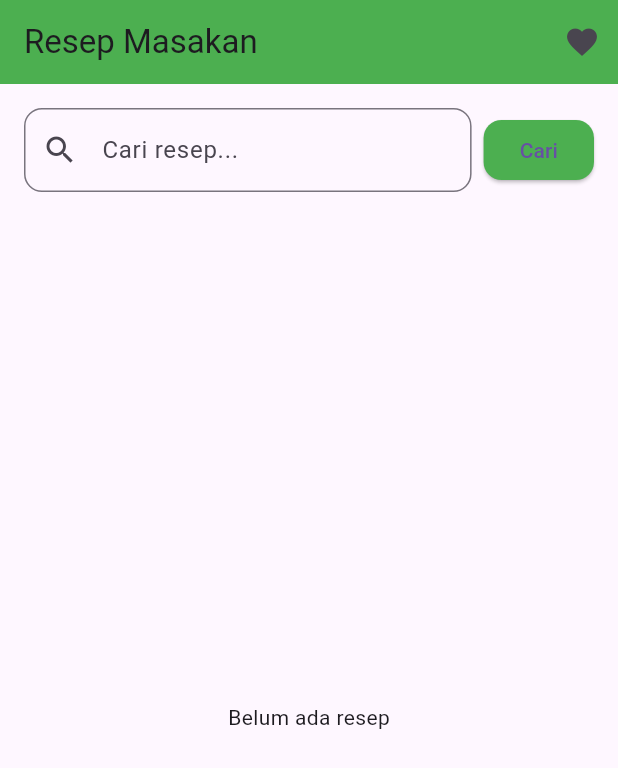
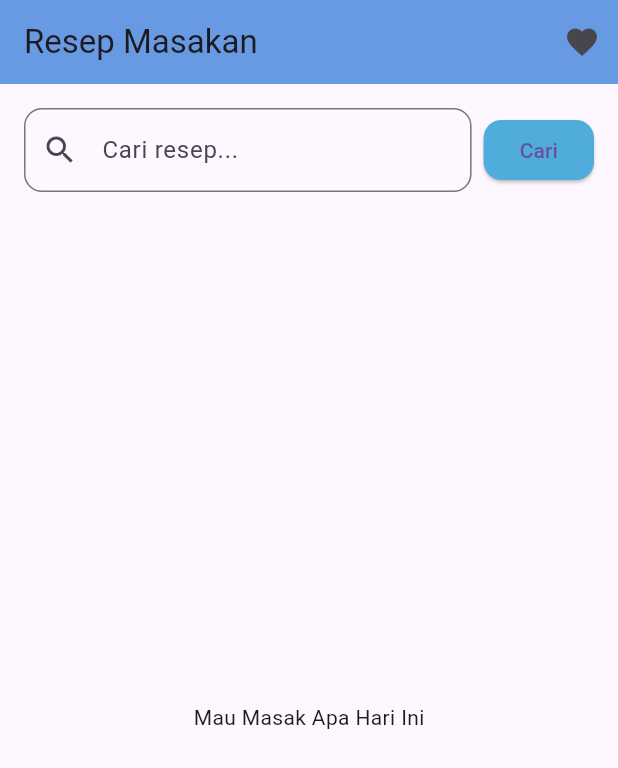
Before and after one commit to sitiafiza/resepmakanan, a Flutter app: the screen it shows after launch, on a phone screen of 412 x 824 dp. Shown: the top 768 px of the screen. Run offline on Flutter 3.47's test engine with Material 3 defaults, Android fonts, the phone set to English and light mode, and no system bars; our stand-ins replace flutter_html, shared_preferences.

Commit message:
ngubah warna

```diff
--- a/lib/screens/favorite_screen.dart
+++ b/lib/screens/favorite_screen.dart
@@ -47,7 +47,7 @@ class _FavoriteScreenState extends State<FavoriteScreen> {
     return Scaffold(
       appBar: AppBar(
         title: const Text("Resep Favorit"),
-        backgroundColor: Colors.green,
+        backgroundColor: const Color.fromARGB(255, 79, 189, 214),
       ),
       body: isLoading
           ? const Center(child: CircularProgressIndicator())
--- a/lib/screens/home_screen.dart
+++ b/lib/screens/home_screen.dart
@@ -36,7 +36,7 @@ class _HomeScreenState extends State<HomeScreen> {
     return Scaffold(
       appBar: AppBar(
         title: const Text("Resep Masakan"),
-        backgroundColor: Colors.green,
+        backgroundColor: const Color.fromARGB(255, 103, 154, 226),
         actions: [
           IconButton(
             icon: const Icon(Icons.favorite),
@@ -72,7 +72,7 @@ class _HomeScreenState extends State<HomeScreen> {
                 ElevatedButton(
                   onPressed: searchRecipe,
                   style: ElevatedButton.styleFrom(
-                    backgroundColor: Colors.green,
+                    backgroundColor: const Color.fromARGB(255, 79, 172, 219),
                     shape: RoundedRectangleBorder(
                       borderRadius: BorderRadius.circular(12),
                     ),
@@ -88,7 +88,7 @@ class _HomeScreenState extends State<HomeScreen> {
               child: isLoading
                   ? const Center(child: CircularProgressIndicator())
                   : recipes.isEmpty
-                      ? const Center(child: Text("Belum ada resep"))
+                      ? const Center(child: Text("Mau Masak Apa Hari Ini"))
                       : ListView.builder(
                           itemCount: recipes.length,
                           itemBuilder: (context, index) {
--- a/lib/screens/recipe_detail_screen.dart
+++ b/lib/screens/recipe_detail_screen.dart
@@ -63,12 +63,12 @@ class _RecipeDetailScreenState extends State<RecipeDetailScreen> {
     return Scaffold(
       appBar: AppBar(
         title: const Text("Detail Resep"),
-        backgroundColor: Colors.green,
+        backgroundColor: const Color.fromARGB(255, 108, 191, 232),
         actions: [
           IconButton(
             icon: Icon(
               isFavorite ? Icons.favorite : Icons.favorite_border,
-              color: Colors.white,
+              color: const Color.fromARGB(255, 173, 46, 46),
             ),
             onPressed: toggleFavorite,
           ),
```
